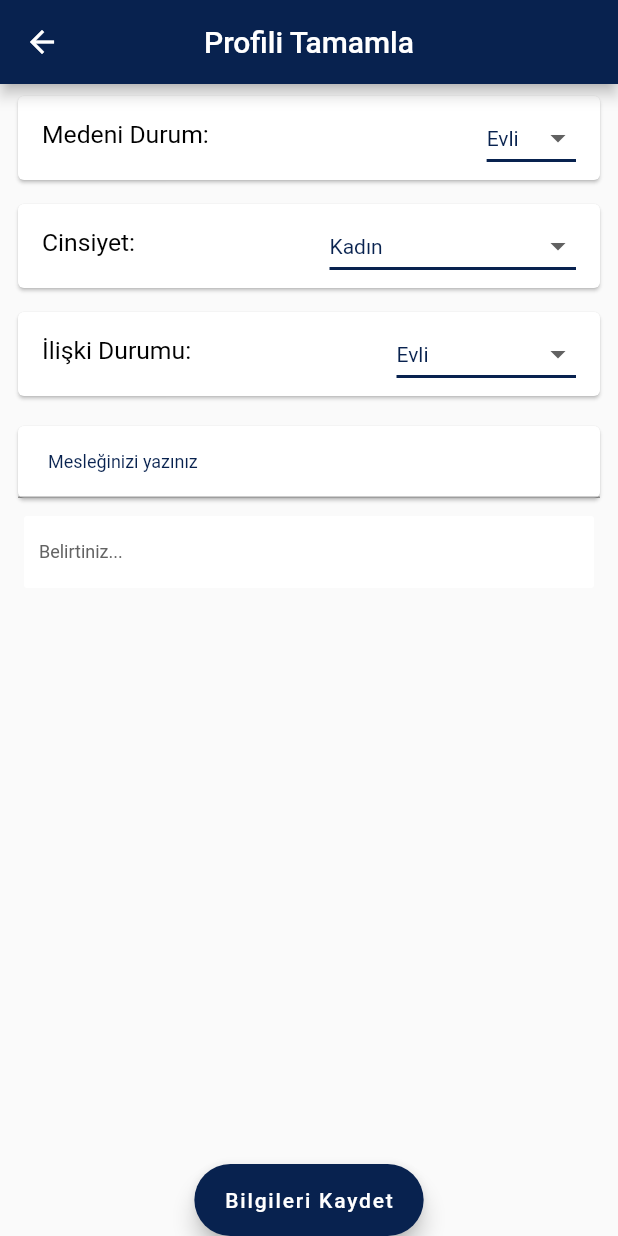
After one commit to tahiruzelli/FalCanli-Mobile, a Flutter app: the CompleteProfileView screen opened directly, on a phone screen of 412 x 824 dp. The commit adds this screen. Run offline on Flutter 3.47's test engine with Material 2 defaults, Android fonts, the light colour scheme and no system bars; our stand-ins replace carousel_slider, get, get_storage, permission_handler; missing offline and left inert: agora_rtc_engine; accounts and stored records are empty.

Commit message:
onboarding page done

```diff
--- /dev/null
+++ b/lib/Controllers/UserControllers/UserProfileController/user_profile_controller.dart
@@ -0,0 +1,36 @@
+import 'package:falcanli/View/UserViews/LoginView/user_login_view.dart';
+import 'package:flutter/material.dart';
+import 'package:get/get.dart';
+
+import '../../../Models/job.dart';
+
+class UserProfileController extends GetxController {
+  TextEditingController jobController = TextEditingController();
+
+  RxString marriageStatus = "Evli".obs;
+  RxString sexStatus = "Kadın".obs;
+  RxString relationshipStatus = "Evli".obs;
+
+  RxInt selectedJobId = 0.obs;
+
+  Job? selectedJob;
+
+  List<Job> jobList = [
+    Job(id: 1, name: "muhendis"),
+    Job(id: 2, name: "issiz"),
+    Job(id: 3, name: "bahcivan"),
+    Job(id: 4, name: "esnaf"),
+    Job(id: 5, name: "aşçı"),
+  ];
+
+  @override
+  void onInit() {
+    // TODO: implement onInit
+    super.onInit();
+    jobList.insert(0, Job(id: 0, name: "Diğer"));
+  }
+
+  void onLogoutButtonPressed() {
+    Get.offAll(UserLoginView());
+  }
+}
--- /dev/null
+++ b/lib/Models/job.dart
@@ -0,0 +1,18 @@
+class Job {
+  int? id;
+  String? name;
+
+  Job({this.name,this.id});
+
+  Job.fromJson(Map<String, dynamic> json) {
+    name = json['name'];
+    id = json['id'];
+  }
+
+  Map<String, dynamic> toJson() {
+    final Map<String, dynamic> data =  <String, dynamic>{};
+    data['name'] = name;
+    data['id'] = id;
+    return data;
+  }
+}
--- a/lib/View/UserViews/GetCreditView/Widgets/intro_slider.dart
+++ b/lib/View/UserViews/GetCreditView/Widgets/intro_slider.dart
@@ -50,6 +50,7 @@ class IntroSlider extends StatelessWidget {
       ),
       child: Column(
         crossAxisAlignment: CrossAxisAlignment.center,
+        mainAxisAlignment: MainAxisAlignment.spaceEvenly,
         children: <Widget>[
           const SizedBox(height: 16),
           Text(
--- /dev/null
+++ b/lib/View/UserViews/ProfileView/Pages/Widgets/job_picker.dart
@@ -0,0 +1,121 @@
+import 'package:falcanli/Controllers/UserControllers/UserProfileController/user_profile_controller.dart';
+import 'package:falcanli/Globals/Constans/colors.dart';
+import 'package:falcanli/Globals/Widgets/custom_textfield.dart';
+import 'package:falcanli/Models/job.dart';
+import 'package:flutter/material.dart';
+import 'package:get/get.dart';
+
+class JobPicker extends StatefulWidget {
+  late List<Job> jobs;
+  JobPicker(this.jobs);
+  @override
+  State<StatefulWidget> createState() => _AutoCompletTF();
+}
+
+class _AutoCompletTF extends State<JobPicker> {
+  UserProfileController profileController = Get.find();
+  @override
+  Widget build(BuildContext context) {
+    return Padding(
+      padding: const EdgeInsets.symmetric(horizontal: 8, vertical: 8),
+      child: Obx(
+        () => Column(
+          children: [
+            Card(
+              child: Autocomplete<Job>(
+                optionsBuilder: (TextEditingValue textEditingValue) {
+                  return widget.jobs
+                      .where((Job county) => county.name!
+                          .toLowerCase()
+                          .startsWith(textEditingValue.text.toLowerCase()))
+                      .toList();
+                },
+                displayStringForOption: (Job option) => option.name!,
+                fieldViewBuilder: (BuildContext context,
+                    TextEditingController fieldTextEditingController,
+                    FocusNode fieldFocusNode,
+                    VoidCallback onFieldSubmitted) {
+                  return TextField(
+                    controller: fieldTextEditingController,
+                    focusNode: fieldFocusNode,
+                    style: const TextStyle(
+                      fontWeight: FontWeight.bold,
+                      fontSize: 12,
+                      color: mainColor,
+                    ),
+                    decoration: const InputDecoration(
+                      labelText: "Mesleğinizi yazınız",
+                      labelStyle: TextStyle(
+                        color: mainColor,
+                        fontSize: 12,
+                        fontWeight: FontWeight.normal,
+                      ),
+                      contentPadding: EdgeInsets.only(left: 20),
+                    ),
+                  );
+                },
+                onSelected: (Job selection) {
+                  FocusManager.instance.primaryFocus?.unfocus();
+                },
+                optionsViewBuilder: (BuildContext context,
+                    AutocompleteOnSelected<Job> onSelected,
+                    Iterable<Job> options) {
+                  return Align(
+                    alignment: Alignment.center,
+                    child: Material(
+                      child: Container(
+                        decoration: const BoxDecoration(),
+                        child: ListView.builder(
+                          padding: const EdgeInsets.only(right: 24.0),
+                          itemCount: options.length,
+                          itemBuilder: (BuildContext context, int index) {
+                            final Job option = options.elementAt(index);
+
+                            return GestureDetector(
+                              onTap: () {
+                                onSelected(option);
+                                profileController.selectedJob?.name =
+                                    option.name ?? "";
+                                profileController.selectedJobId.value =
+                                    option.id ?? 0;
+                                FocusManager.instance.primaryFocus?.unfocus();
+                              },
+                              child: Container(
+                                decoration: BoxDecoration(
+                                  color: index % 2 == 0
+                                      ? Colors.black12
+                                      : Colors.grey,
+                                ),
+                                child: Padding(
+                                  padding: const EdgeInsets.all(8.0),
+                                  child: Text(
+                                    option.name!,
+                                    style: const TextStyle(
+                                      color: Colors.black,
+                                      fontSize: 20,
+                                    ),
+                                  ),
+                                ),
+                              ),
+                            );
+                          },
+                        ),
+                      ),
+                    ),
+                  );
+                },
+              ),
+            ),
+            profileController.selectedJobId.value == 0
+                ? Padding(
+                    padding: const EdgeInsets.all(8.0),
+                    child: CustomTextField(
+                        "Belirtiniz...", profileController.jobController),
+                  )
+                : Container(),
+          ],
+        ),
+      ),
+    );
+  }
+}
--- /dev/null
+++ b/lib/View/UserViews/ProfileView/Pages/Widgets/marial_status_picker.dart
@@ -0,0 +1,54 @@
+import 'package:flutter/material.dart';
+import 'package:get/get.dart';
+import '../../../../../Controllers/UserControllers/UserProfileController/user_profile_controller.dart';
+import '../../../../../Globals/Constans/colors.dart';
+
+class MarialStatusPicker extends StatelessWidget {
+  UserProfileController profileController = Get.find();
+  @override
+  Widget build(BuildContext context) {
+    return Padding(
+      padding: const EdgeInsets.symmetric(horizontal: 8.0, vertical: 4),
+      child: Card(
+        child: ListTile(
+          leading: Text(
+            "Medeni Durum: ",
+            style: TextStyle(
+              fontSize: Get.height * 0.02,
+              color: Colors.black,
+            ),
+          ),
+          trailing: Padding(
+            padding: const EdgeInsets.only(left: 16.0),
+            child: Obx(
+              () => DropdownButton<String>(
+                value: profileController.marriageStatus.value,
+                elevation: 16,
+                style: const TextStyle(color: mainColor),
+                underline: Container(
+                  height: 2,
+                  color: mainColor,
+                ),
+                onChanged: (String? newValue) {
+                  profileController.marriageStatus.value = newValue!;
+                },
+                items: [
+                  "Evli",
+                  "Bekar",
+                  "Dul",
+                ].map<DropdownMenuItem<String>>((value) {
+                  return DropdownMenuItem<String>(
+                    value: value,
+                    child: Text(
+                      value.toString(),
+                    ),
+                  );
+                }).toList(),
+              ),
+            ),
+          ),
+        ),
+      ),
+    );
+  }
+}
--- /dev/null
+++ b/lib/View/UserViews/ProfileView/Pages/Widgets/relationship_picker.dart
@@ -0,0 +1,55 @@
+import 'package:flutter/material.dart';
+import 'package:get/get.dart';
+import '../../../../../Controllers/UserControllers/UserProfileController/user_profile_controller.dart';
+import '../../../../../Globals/Constans/colors.dart';
+
+class ReloationshipPicker extends StatelessWidget {
+  UserProfileController profileController = Get.find();
+  @override
+  Widget build(BuildContext context) {
+    return Padding(
+      padding: const EdgeInsets.symmetric(horizontal: 8.0, vertical: 4),
+      child: Card(
+        child: ListTile(
+          leading: Text(
+            "İlişki Durumu: ",
+            style: TextStyle(
+              fontSize: Get.height * 0.02,
+              color: Colors.black,
+            ),
+          ),
+          trailing: Padding(
+            padding: const EdgeInsets.only(left: 16.0),
+            child: Obx(
+              () => DropdownButton<String>(
+                value: profileController.relationshipStatus.value,
+                elevation: 16,
+                style: const TextStyle(color: mainColor),
+                underline: Container(
+                  height: 2,
+                  color: mainColor,
+                ),
+                onChanged: (String? newValue) {
+                  profileController.relationshipStatus.value = newValue!;
+                },
+                items: [
+                  "Evli",
+                  "Düzenli ilişki",
+                  "Kısa süreli ilişki",
+                  "İlişkisi yok",
+                ].map<DropdownMenuItem<String>>((value) {
+                  return DropdownMenuItem<String>(
+                    value: value,
+                    child: Text(
+                      value.toString(),
+                    ),
+                  );
+                }).toList(),
+              ),
+            ),
+          ),
+        ),
+      ),
+    );
+  }
+}
--- /dev/null
+++ b/lib/View/UserViews/ProfileView/Pages/Widgets/sex_picker.dart
@@ -0,0 +1,55 @@
+import 'package:flutter/material.dart';
+import 'package:get/get.dart';
+import '../../../../../Controllers/UserControllers/UserProfileController/user_profile_controller.dart';
+import '../../../../../Globals/Constans/colors.dart';
+
+class SexPicker extends StatelessWidget {
+  UserProfileController profileController = Get.find();
+  @override
+  Widget build(BuildContext context) {
+    return Padding(
+      padding: const EdgeInsets.symmetric(horizontal: 8.0, vertical: 4),
+      child: Card(
+        child: ListTile(
+          leading: Text(
+            "Cinsiyet: ",
+            style: TextStyle(
+              fontSize: Get.height * 0.02,
+              color: Colors.black,
+            ),
+          ),
+          trailing: Padding(
+            padding: const EdgeInsets.only(left: 16.0),
+            child: Obx(
+              () => DropdownButton<String>(
+                value: profileController.sexStatus.value,
+                elevation: 16,
+                style: const TextStyle(color: mainColor),
+                underline: Container(
+                  height: 2,
+                  color: mainColor,
+                ),
+                onChanged: (String? newValue) {
+                  profileController.sexStatus.value = newValue!;
+                },
+                items: [
+                  "Kadın",
+                  "Erkek",
+                  "Diğer",
+                  "Belirtmek istemiyorum",
+                ].map<DropdownMenuItem<String>>((value) {
+                  return DropdownMenuItem<String>(
+                    value: value,
+                    child: Text(
+                      value.toString(),
+                    ),
+                  );
+                }).toList(),
+              ),
+            ),
+          ),
+        ),
+      ),
+    );
+  }
+}
--- /dev/null
+++ b/lib/View/UserViews/ProfileView/Pages/complete_profile_view.dart
@@ -0,0 +1,33 @@
+import 'package:falcanli/Controllers/UserControllers/UserProfileController/user_profile_controller.dart';
+import 'package:falcanli/Globals/Constans/colors.dart';
+import 'package:falcanli/Globals/Widgets/custom_appbar.dart';
+import 'package:falcanli/View/UserViews/ProfileView/Pages/Widgets/job_picker.dart';
+import 'package:falcanli/View/UserViews/ProfileView/Pages/Widgets/marial_status_picker.dart';
+import 'package:falcanli/View/UserViews/ProfileView/Pages/Widgets/relationship_picker.dart';
+import 'package:falcanli/View/UserViews/ProfileView/Pages/Widgets/sex_picker.dart';
+import 'package:flutter/material.dart';
+import 'package:get/get.dart';
+
+class CompleteProfileView extends StatelessWidget {
+  UserProfileController profileController = Get.put(UserProfileController());
+  @override
+  Widget build(BuildContext context) {
+    return Scaffold(
+      appBar: customAppBar(title: "Profili Tamamla"),
+      floatingActionButton: FloatingActionButton.extended(
+        onPressed: () => Get.back(),
+        label: const Text("Bilgileri Kaydet"),
+        backgroundColor: mainColor,
+      ),
+      floatingActionButtonLocation: FloatingActionButtonLocation.centerDocked,
+      body: Column(
+        children: [
+          MarialStatusPicker(),
+          SexPicker(),
+          ReloationshipPicker(),
+          JobPicker(profileController.jobList),
+        ],
+      ),
+    );
+  }
+}
```
Also changed, not shown: lib/View/UserViews/MainView/user_main_view.dart (+6 -2 lines), lib/View/UserViews/ProfileView/profile_settings_view.dart (added, +50 -0 lines), lib/View/UserViews/ProfileView/user_profile_view.dart (+30 -0 lines).
